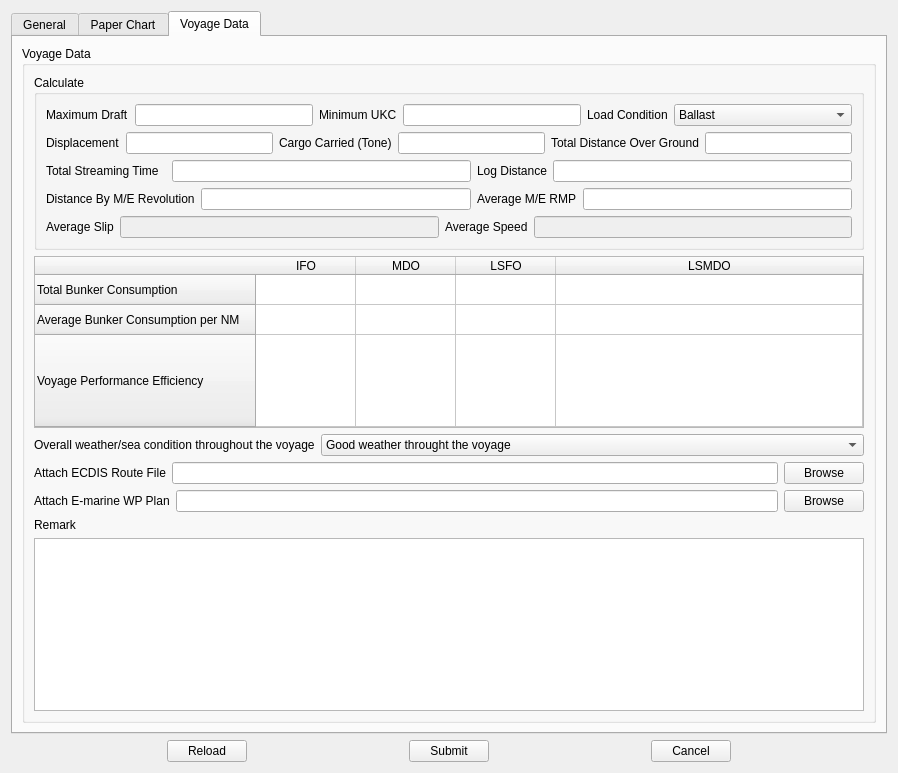
Above: QtUi/revertRoute.ui from heavenlxj/emgui before the change. Below: the same form after it.
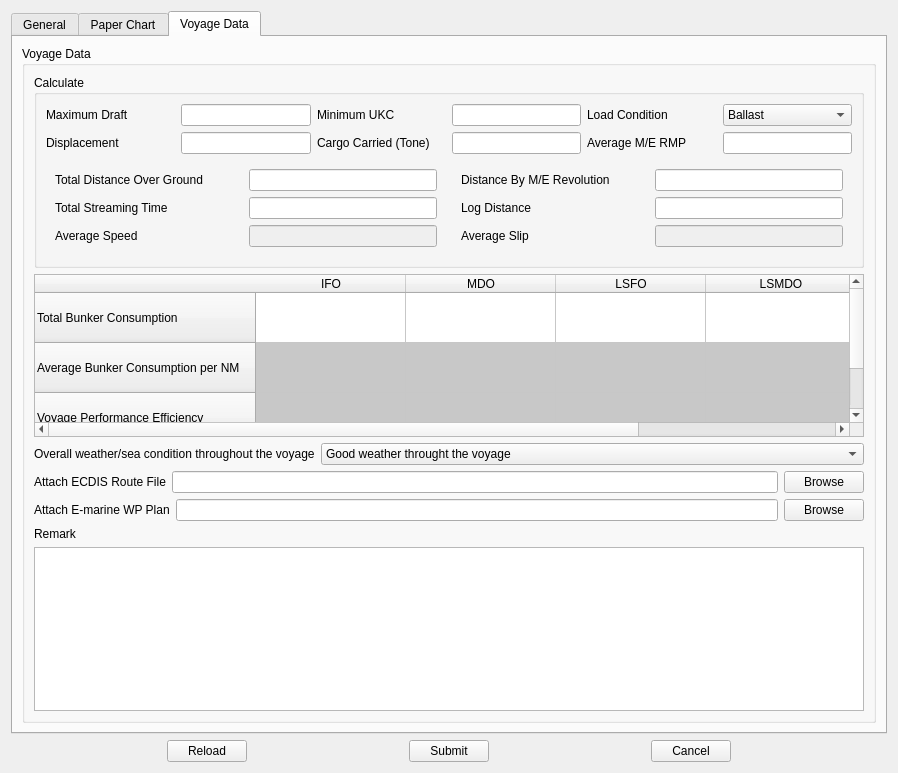
That is the form after the change. The open tabs and pages were chosen to show the change.

Diff of the .ui file:
```diff
--- a/QtUi/revertRoute.ui
+++ b/QtUi/revertRoute.ui
@@ -1030,8 +1030,15 @@
                <height>210</height>
               </rect>
              </property>
-             <layout class="QGridLayout" name="gridLayout_7">
-              <item row="0" column="0">
+             <layout class="QVBoxLayout" name="verticalLayout_10">
+              <item>
+               <widget class="QLabel" name="label_39">
+                <property name="text">
+                 <string>Paper chart to be used （in secquence） if your ship maintain paper chart onboard</string>
+                </property>
+               </widget>
+              </item>
+              <item>
                <widget class="QTableWidget" name="pape_chart_table_widget">
                 <property name="sizePolicy">
                  <sizepolicy hsizetype="Preferred" vsizetype="Preferred">
@@ -1060,19 +1067,19 @@
          <property name="title">
           <string>Voyage Data</string>
          </property>
-         <layout class="QVBoxLayout" name="verticalLayout_10">
+         <layout class="QVBoxLayout" name="verticalLayout_9">
           <item>
            <widget class="QGroupBox" name="groupBox_6">
             <property name="title">
              <string>Calculate</string>
             </property>
-            <layout class="QVBoxLayout" name="verticalLayout_9">
-             <item>
+            <layout class="QGridLayout" name="gridLayout_4">
+             <item row="0" column="0" colspan="2">
               <layout class="QHBoxLayout" name="horizontalLayout_3">
                <item>
                 <widget class="QLabel" name="label_28">
                  <property name="sizePolicy">
-                  <sizepolicy hsizetype="Fixed" vsizetype="Fixed">
+                  <sizepolicy hsizetype="Preferred" vsizetype="Fixed">
                    <horstretch>0</horstretch>
                    <verstretch>0</verstretch>
                   </sizepolicy>
@@ -1095,7 +1102,7 @@
                <item>
                 <widget class="QLabel" name="label_29">
                  <property name="sizePolicy">
-                  <sizepolicy hsizetype="Fixed" vsizetype="Fixed">
+                  <sizepolicy hsizetype="Preferred" vsizetype="Fixed">
                    <horstretch>0</horstretch>
                    <verstretch>0</verstretch>
                   </sizepolicy>
@@ -1118,7 +1125,7 @@
                <item>
                 <widget class="QLabel" name="label_30">
                  <property name="sizePolicy">
-                  <sizepolicy hsizetype="Fixed" vsizetype="Fixed">
+                  <sizepolicy hsizetype="Preferred" vsizetype="Fixed">
                    <horstretch>0</horstretch>
                    <verstretch>0</verstretch>
                   </sizepolicy>
@@ -1150,12 +1157,12 @@
                </item>
               </layout>
              </item>
-             <item>
-              <layout class="QHBoxLayout" name="horizontalLayout_4">
+             <item row="1" column="0" colspan="2">
+              <layout class="QHBoxLayout" name="horizontalLayout_17">
                <item>
                 <widget class="QLabel" name="label_31">
                  <property name="sizePolicy">
-                  <sizepolicy hsizetype="Fixed" vsizetype="Fixed">
+                  <sizepolicy hsizetype="Preferred" vsizetype="Fixed">
                    <horstretch>0</horstretch>
                    <verstretch>0</verstretch>
                   </sizepolicy>
@@ -1178,7 +1185,7 @@
                <item>
                 <widget class="QLabel" name="label_27">
                  <property name="sizePolicy">
-                  <sizepolicy hsizetype="Fixed" vsizetype="Fixed">
+                  <sizepolicy hsizetype="Preferred" vsizetype="Fixed">
                    <horstretch>0</horstretch>
                    <verstretch>0</verstretch>
                   </sizepolicy>
@@ -1189,7 +1196,7 @@
                 </widget>
                </item>
                <item>
-                <widget class="QLineEdit" name="cargo_shipped">
+                <widget class="QLineEdit" name="cargo_carried">
                  <property name="sizePolicy">
                   <sizepolicy hsizetype="Preferred" vsizetype="Fixed">
                    <horstretch>0</horstretch>
@@ -1198,10 +1205,43 @@
                  </property>
                 </widget>
                </item>
+               <item>
+                <widget class="QLabel" name="label_34">
+                 <property name="sizePolicy">
+                  <sizepolicy hsizetype="Preferred" vsizetype="Fixed">
+                   <horstretch>0</horstretch>
+                   <verstretch>0</verstretch>
+                  </sizepolicy>
+                 </property>
+                 <property name="text">
+                  <string>Average M/E RMP</string>
+                 </property>
+                 <property name="buddy">
+                  <cstring>average_me_rmp_edit</cstring>
+                 </property>
+                </widget>
+               </item>
+               <item>
+                <widget class="QLineEdit" name="average_me_rmp_edit">
+                 <property name="sizePolicy">
+                  <sizepolicy hsizetype="Preferred" vsizetype="Fixed">
+                   <horstretch>0</horstretch>
+                   <verstretch>0</verstretch>
+                  </sizepolicy>
+                 </property>
+                </widget>
+               </item>
+              </layout>
+             </item>
+             <item row="2" column="0">
+              <widget class="QWidget" name="widget" native="true">
+               <layout class="QVBoxLayout" name="verticalLayout_7">
+                <item>
+                 <layout class="QHBoxLayout" name="horizontalLayout_4">
                <item>
                 <widget class="QLabel" name="label_24">
                  <property name="sizePolicy">
-                  <sizepolicy hsizetype="Fixed" vsizetype="Fixed">
+                     <sizepolicy hsizetype="Preferred" vsizetype="Fixed">
                    <horstretch>0</horstretch>
                    <verstretch>0</verstretch>
                   </sizepolicy>
@@ -1228,7 +1268,7 @@
                <item>
                 <widget class="QLabel" name="label_25">
                  <property name="sizePolicy">
-                  <sizepolicy hsizetype="Fixed" vsizetype="Fixed">
+                     <sizepolicy hsizetype="Preferred" vsizetype="Fixed">
                    <horstretch>0</horstretch>
                    <verstretch>0</verstretch>
                   </sizepolicy>
@@ -1252,12 +1292,91 @@
                    <verstretch>0</verstretch>
                   </sizepolicy>
                  </property>
-                </widget>
-               </item>
+                    <property name="echoMode">
+                     <enum>QLineEdit::Normal</enum>
+                    </property>
+                    <property name="readOnly">
+                     <bool>false</bool>
+                    </property>
+                   </widget>
+                  </item>
+                 </layout>
+                </item>
+                <item>
+                 <layout class="QHBoxLayout" name="horizontalLayout_14">
+                  <item>
+                   <widget class="QLabel" name="label_40">
+                    <property name="sizePolicy">
+                     <sizepolicy hsizetype="Preferred" vsizetype="Fixed">
+                      <horstretch>0</horstretch>
+                      <verstretch>0</verstretch>
+                     </sizepolicy>
+                    </property>
+                    <property name="text">
+                     <string>Average Speed</string>
+                    </property>
+                    <property name="buddy">
+                     <cstring>average_speed_edit</cstring>
+                    </property>
+                   </widget>
+                  </item>
+                  <item>
+                   <widget class="QLineEdit" name="average_speed_edit">
+                    <property name="enabled">
+                     <bool>false</bool>
+                    </property>
+                    <property name="sizePolicy">
+                     <sizepolicy hsizetype="Preferred" vsizetype="Fixed">
+                      <horstretch>0</horstretch>
+                      <verstretch>0</verstretch>
+                     </sizepolicy>
+                    </property>
+                   </widget>
+                  </item>
+                 </layout>
+                </item>
+               </layout>
+              </widget>
+             </item>
+             <item row="2" column="1">
+              <widget class="QWidget" name="widget_2" native="true">
+               <layout class="QVBoxLayout" name="verticalLayout_8">
+                <item>
+                 <layout class="QHBoxLayout" name="horizontalLayout_15">
+                  <item>
+                   <widget class="QLabel" name="label_33">
+                    <property name="sizePolicy">
+                     <sizepolicy hsizetype="Preferred" vsizetype="Fixed">
+                      <horstretch>0</horstretch>
+                      <verstretch>0</verstretch>
+                     </sizepolicy>
+                    </property>
+                    <property name="text">
+                     <string>Distance By M/E Revolution</string>
+                    </property>
+                    <property name="buddy">
+                     <cstring>distance_me_revolution_edit</cstring>
+                    </property>
+                   </widget>
+                  </item>
+                  <item>
+                   <widget class="QLineEdit" name="distance_me_revolution_edit">
+                    <property name="sizePolicy">
+                     <sizepolicy hsizetype="Preferred" vsizetype="Fixed">
+                      <horstretch>0</horstretch>
+                      <verstretch>0</verstretch>
+                     </sizepolicy>
+                    </property>
+                   </widget>
+                  </item>
+                 </layout>
+                </item>
+                <item>
+                 <layout class="QHBoxLayout" name="horizontalLayout_16">
                <item>
                 <widget class="QLabel" name="label_26">
                  <property name="sizePolicy">
-                  <sizepolicy hsizetype="Fixed" vsizetype="Preferred">
+                     <sizepolicy hsizetype="Preferred" vsizetype="Fixed">
                    <horstretch>0</horstretch>
                    <verstretch>0</verstretch>
                   </sizepolicy>
@@ -1282,59 +1401,9 @@
              <item>
               <layout class="QHBoxLayout" name="horizontalLayout_13">
                <item>
-                <widget class="QLabel" name="label_33">
-                 <property name="sizePolicy">
-                  <sizepolicy hsizetype="Fixed" vsizetype="Preferred">
-                   <horstretch>0</horstretch>
-                   <verstretch>0</verstretch>
-                  </sizepolicy>
-                 </property>
-                 <property name="text">
-                  <string>Distance By M/E Revolution</string>
-                 </property>
-                </widget>
-               </item>
-               <item>
-                <widget class="QLineEdit" name="distance_me_revolution_edit">
-                 <property name="sizePolicy">
-                  <sizepolicy hsizetype="Preferred" vsizetype="Fixed">
-                   <horstretch>0</horstretch>
-                   <verstretch>0</verstretch>
-                  </sizepolicy>
-                 </property>
-                </widget>
-               </item>
-               <item>
-                <widget class="QLabel" name="label_34">
-                 <property name="sizePolicy">
-                  <sizepolicy hsizetype="Fixed" vsizetype="Preferred">
-                   <horstretch>0</horstretch>
-                   <verstretch>0</verstretch>
-                  </sizepolicy>
-                 </property>
-                 <property name="text">
-                  <string>Average M/E RMP</string>
-                 </property>
-                </widget>
-               </item>
-               <item>
-                <widget class="QLineEdit" name="average_me_rmp_edit">
-                 <property name="sizePolicy">
-                  <sizepolicy hsizetype="Preferred" vsizetype="Fixed">
-                   <horstretch>0</horstretch>
-                   <verstretch>0</verstretch>
-                  </sizepolicy>
-                 </property>
-                </widget>
-               </item>
-              </layout>
-             </item>
-             <item>
-              <layout class="QHBoxLayout" name="horizontalLayout_17">
-               <item>
                 <widget class="QLabel" name="label_32">
                  <property name="sizePolicy">
-                  <sizepolicy hsizetype="Fixed" vsizetype="Fixed">
+                     <sizepolicy hsizetype="Preferred" vsizetype="Fixed">
                    <horstretch>0</horstretch>
                    <verstretch>0</verstretch>
                   </sizepolicy>
@@ -1357,39 +1426,16 @@
                  </property>
                 </widget>
                </item>
-               <item>
-                <widget class="QLabel" name="label_40">
-                 <property name="sizePolicy">
-                  <sizepolicy hsizetype="Fixed" vsizetype="Fixed">
-                   <horstretch>0</horstretch>
-                   <verstretch>0</verstretch>
-                  </sizepolicy>
-                 </property>
-                 <property name="text">
-                  <string>Average Speed</string>
-                 </property>
-                </widget>
-               </item>
-               <item>
-                <widget class="QLineEdit" name="average_speed_edit_2">
-                 <property name="enabled">
-                  <bool>false</bool>
-                 </property>
-                 <property name="sizePolicy">
-                  <sizepolicy hsizetype="Preferred" vsizetype="Fixed">
-                   <horstretch>0</horstretch>
-                   <verstretch>0</verstretch>
-                  </sizepolicy>
-                 </property>
+                 </layout>
+                </item>
+               </layout>
                 </widget>
                </item>
               </layout>
-             </item>
-            </layout>
            </widget>
           </item>
           <item>
-           <widget class="QTableWidget" name="tableWidget">
+           <widget class="QTableWidget" name="bunker_consume_table">
             <property name="sizePolicy">
              <sizepolicy hsizetype="Preferred" vsizetype="Preferred">
               <horstretch>0</horstretch>
@@ -1405,12 +1451,24 @@
             <attribute name="horizontalHeaderCascadingSectionResizes">
              <bool>true</bool>
             </attribute>
+            <attribute name="horizontalHeaderDefaultSectionSize">
+             <number>150</number>
+            </attribute>
+            <attribute name="horizontalHeaderMinimumSectionSize">
+             <number>100</number>
+            </attribute>
             <attribute name="horizontalHeaderStretchLastSection">
              <bool>true</bool>
             </attribute>
             <attribute name="verticalHeaderCascadingSectionResizes">
              <bool>true</bool>
             </attribute>
+            <attribute name="verticalHeaderDefaultSectionSize">
+             <number>50</number>
+            </attribute>
+            <attribute name="verticalHeaderMinimumSectionSize">
+             <number>30</number>
+            </attribute>
             <attribute name="verticalHeaderStretchLastSection">
              <bool>true</bool>
             </attribute>
@@ -1418,6 +1476,15 @@
              <property name="text">
               <string>Total Bunker Consumption</string>
              </property>
+             <property name="foreground">
+              <brush brushstyle="SolidPattern">
+               <color alpha="255">
+                <red>0</red>
+                <green>0</green>
+                <blue>0</blue>
+               </color>
+              </brush>
+             </property>
             </row>
             <row>
              <property name="text">
@@ -1454,6 +1521,151 @@
               <string/>
              </property>
             </item>
+            <item row="1" column="0">
+             <property name="text">
+              <string/>
+             </property>
+             <property name="background">
+              <brush brushstyle="SolidPattern">
+               <color alpha="255">
+                <red>200</red>
+                <green>200</green>
+                <blue>200</blue>
+               </color>
+              </brush>
+             </property>
+             <property name="foreground">
+              <brush brushstyle="NoBrush">
+               <color alpha="255">
+                <red>0</red>
+                <green>0</green>
+                <blue>0</blue>
+               </color>
+              </brush>
+             </property>
+             <property name="flags">
+              <set>ItemIsSelectable|ItemIsDragEnabled|ItemIsUserCheckable</set>
+             </property>
+            </item>
+            <item row="1" column="1">
+             <property name="text">
+              <string/>
+             </property>
+             <property name="background">
+              <brush brushstyle="SolidPattern">
+               <color alpha="255">
+                <red>200</red>
+                <green>200</green>
+                <blue>200</blue>
+               </color>
+              </brush>
+             </property>
+             <property name="flags">
+              <set>ItemIsSelectable|ItemIsDragEnabled|ItemIsUserCheckable</set>
+             </property>
+            </item>
+            <item row="1" column="2">
+             <property name="text">
+              <string/>
+             </property>
+             <property name="background">
+              <brush brushstyle="SolidPattern">
+               <color alpha="255">
+                <red>200</red>
+                <green>200</green>
+                <blue>200</blue>
+               </color>
+              </brush>
+             </property>
+             <property name="flags">
+              <set>ItemIsSelectable|ItemIsDragEnabled|ItemIsUserCheckable</set>
+             </property>
+            </item>
+            <item row="1" column="3">
+             <property name="text">
+              <string/>
+             </property>
+             <property name="background">
+              <brush brushstyle="SolidPattern">
+               <color alpha="255">
+                <red>200</red>
+                <green>200</green>
+                <blue>200</blue>
+               </color>
+              </brush>
+             </property>
+             <property name="flags">
+              <set>ItemIsSelectable|ItemIsDragEnabled|ItemIsUserCheckable</set>
+             </property>
+            </item>
+            <item row="2" column="0">
+             <property name="text">
+              <string/>
+             </property>
+             <property name="background">
+              <brush brushstyle="SolidPattern">
+               <color alpha="255">
+                <red>200</red>
+                <green>200</green>
+                <blue>200</blue>
+               </color>
+              </brush>
+             </property>
+             <property name="flags">
+              <set>ItemIsSelectable|ItemIsDragEnabled|ItemIsUserCheckable</set>
+             </property>
+            </item>
+            <item row="2" column="1">
+             <property name="text">
+              <string/>
+             </property>
+             <property name="background">
+              <brush brushstyle="SolidPattern">
+               <color alpha="255">
+                <red>200</red>
+                <green>200</green>
+                <blue>200</blue>
+               </color>
+              </brush>
+             </property>
+             <property name="flags">
+              <set>ItemIsSelectable|ItemIsDragEnabled|ItemIsUserCheckable</set>
+             </property>
+            </item>
+            <item row="2" column="2">
+             <property name="text">
+              <string/>
+             </property>
+             <property name="background">
+              <brush brushstyle="SolidPattern">
+               <color alpha="255">
+                <red>200</red>
+                <green>200</green>
+                <blue>200</blue>
+               </color>
+              </brush>
+             </property>
+             <property name="flags">
+              <set>ItemIsSelectable|ItemIsDragEnabled|ItemIsUserCheckable</set>
+             </property>
+            </item>
+            <item row="2" column="3">
+             <property name="text">
+              <string/>
+             </property>
+             <property name="background">
+              <brush brushstyle="SolidPattern">
+               <color alpha="255">
+                <red>200</red>
+                <green>200</green>
+                <blue>200</blue>
+               </color>
+              </brush>
+             </property>
+             <property name="flags">
+              <set>ItemIsSelectable|ItemIsDragEnabled|ItemIsUserCheckable</set>
+             </property>
+            </item>
            </widget>
           </item>
           <item>
@@ -1553,12 +1765,9 @@
            </widget>
           </item>
           <item>
-           <widget class="QPlainTextEdit" name="remark_edit">
-            <property name="sizePolicy">
-             <sizepolicy hsizetype="Preferred" vsizetype="Preferred">
-              <horstretch>0</horstretch>
-              <verstretch>0</verstretch>
-             </sizepolicy>
+           <widget class="QTextEdit" name="remark_edit">
+            <property name="acceptRichText">
+             <bool>true</bool>
             </property>
            </widget>
           </item>
```
Left out of the diff: 619 changed lines with no effect on the pictures. Lines whose indentation alone changed are shown as unchanged.
